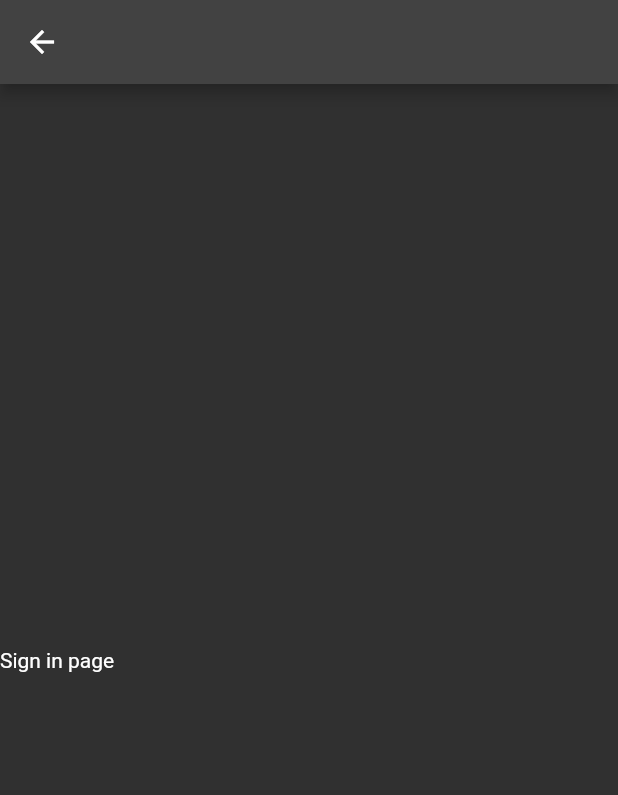
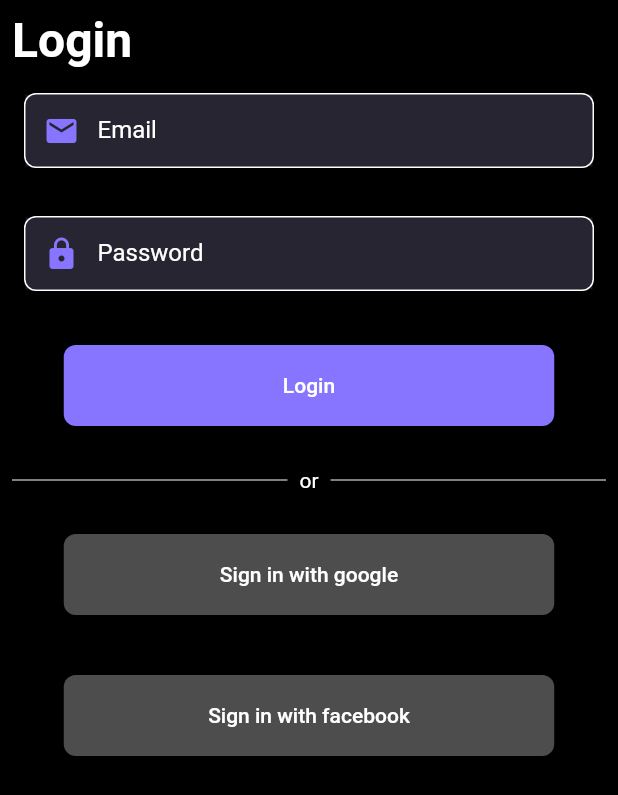
Before and after one commit to AliAltiyev/lite_book, a Flutter app: the SignInPage screen opened by its route, on a phone screen of 412 x 824 dp. Shown: the top 795 px of the screen. Run offline on Flutter 3.47's test engine with Material 2 defaults, Android fonts, the phone set to English and light mode, and no system bars; our stand-ins replace dio, get.

Commit message:
connect sign page with backend

```diff
--- /dev/null
+++ b/lite_book/lib/data/services/login/login_service_impl.dart
@@ -0,0 +1,33 @@
+import 'package:dio/dio.dart';
+import 'package:http/http.dart' as http;
+import 'package:lite_book/data/services/login/login_servise.dart';
+import 'package:lite_book/data/services/login/model/login_reguest_model.dart';
+
+import '../dio_manager.dart';
+import 'model/login_response_model.dart';
+
+class LoginServiceImpl extends LoginService {
+  final Dio _dio;
+
+  static const url = 'https://vh123.by2050.ihb.by/litebook/login.php';
+
+  LoginServiceImpl(DioManager dioManager) : _dio = dioManager.dio;
+
+  @override
+  Future loginUser(LoginRequestModel loginRequestModel) async {
+    try {
+      final response =
+          await http.post(Uri.parse(url), body: loginRequestModel.toJson());
+      if (response.statusCode == 200) {
+        print('login works');
+        print(response.body.toString());
+        return loginResponseModelFromJson(response.body);
+      } else {
+        print('You have error');
+        return '';
+      }
+    } catch (e) {
+      print(e.toString());
+    }
+  }
+}
--- /dev/null
+++ b/lite_book/lib/data/services/login/login_servise.dart
@@ -0,0 +1,5 @@
+import 'package:lite_book/data/services/login/model/login_reguest_model.dart';
+
+abstract class LoginService {
+  Future loginUser(LoginRequestModel loginRequestModel);
+}
--- /dev/null
+++ b/lite_book/lib/data/services/login/model/login_reguest_model.dart
@@ -0,0 +1,13 @@
+import 'dart:convert';
+
+String registerResponseModelToJson(LoginRequestModel data) =>
+    json.encode(data.toJson());
+
+class LoginRequestModel {
+  final String email;
+  final String password;
+
+  LoginRequestModel(this.email, this.password);
+
+  Map<String, dynamic> toJson() => {'email': email, 'password': password};
+}
--- /dev/null
+++ b/lite_book/lib/data/services/login/model/login_response_model.dart
@@ -0,0 +1,17 @@
+import 'dart:convert';
+
+LoginResponseModel loginResponseModelFromJson(String str) =>
+    LoginResponseModel.fromJson(json.decode(str));
+
+class LoginResponseModel {
+  final bool statu;
+  final String? message;
+  final String? email;
+  final String? userId;
+
+  LoginResponseModel.fromJson(Map<String, dynamic> json)
+      : statu = json['STATU'],
+        message = json['MESSAGE'] ?? json['MESSAGE'],
+        email = json['EMAIL'] ?? json['EMAIL'],
+        userId = json['USER_ID'] ?? json['USER_ID'];
+}
--- a/lite_book/lib/data/services/registration/register_service_impl.dart
+++ b/lite_book/lib/data/services/registration/register_service_impl.dart
@@ -1,33 +1,42 @@
 import 'package:dio/dio.dart';
+import 'package:http/http.dart' as http;
 import 'package:lite_book/data/services/dio_manager.dart';
-import 'package:lite_book/data/services/model/registartion_response_model.dart';
-import 'package:lite_book/data/services/model/registartion_request_model.dart';
 import 'package:lite_book/data/services/registration/registration_service.dart';
-import 'package:http/http.dart' as http;
 
-class RegisterServiseImpl extends RegisterServise {
+import 'model/registartion_request_model.dart';
+import 'model/registartion_response_model.dart';
+
+class RegisterServiceImpl extends RegisterServise {
   final Dio _dio;
 
-  RegisterServiseImpl(DioManager dioManager) : _dio = dioManager.dio;
+  RegisterServiceImpl(DioManager dioManager) : _dio = dioManager.dio;
 
   @override
   Future registerUser(RegisterRequestModel registerRequestModel) async {
-    // return await _dio
-    //     .post(
-    //       'litebook/register.php',
-    //       data: registerRequestModel.toJson(),
-    //     )
-    //     .then((response) => registerResponseModelFromJson(response.data));
-
+    // try {
+    //   return await _dio
+    //       .post(
+    //         'litebook/register.php',
+    //         data: registerRequestModel.toJson(),
+    //       )
+    //       .then((response) => registerResponseModelFromJson(response.data));
+    // } catch (e) {
+    //   print(e);
+    // }
+    try {
       final response = await http.post(
-        Uri.parse(DioManager.baseUsr + "litebook/register.php"),
+          Uri.parse('https://vh123.by2050.ihb.by/litebook/register.php'),
           body: registerRequestModel.toJson());
       if (response.statusCode == 200) {
-      print("Yes");
+        print('Yes');
+        print(response.body.toString());
         return registerResponseModelFromJson(response.body);
       } else {
         print('You have error');
         return '';
       }
+    } catch (e) {
+      print(e.toString());
     }
   }
+}
--- a/lite_book/lib/data/services/registration/registration_service.dart
+++ b/lite_book/lib/data/services/registration/registration_service.dart
@@ -1,5 +1,4 @@
-import 'package:lite_book/data/services/model/registartion_request_model.dart';
-import 'package:lite_book/data/services/model/registartion_response_model.dart';
+import 'model/registartion_request_model.dart';
 
 abstract class RegisterServise {
   Future registerUser(RegisterRequestModel registerRequestModel);
--- a/lite_book/lib/screens/onboarding/onboarding_first.dart
+++ b/lite_book/lib/screens/onboarding/onboarding_first.dart
@@ -1,9 +1,7 @@
 import 'package:flutter/material.dart';
 import 'package:get/get.dart';
-import 'package:get/get_core/src/get_main.dart';
 import 'package:lite_book/data/src/constants.dart';
 import 'package:lite_book/data/src/strings.dart';
-import 'package:lite_book/screens/onboarding/onboarding_second.dart';
 import 'package:lite_book/widgets/button/skip_button.dart';
 import 'package:lite_book/widgets/image/image.dart';
 
--- a/lite_book/lib/screens/registration/registration_controller.dart
+++ b/lite_book/lib/screens/registration/registration_controller.dart
@@ -1,8 +1,9 @@
 import 'package:flutter/material.dart';
 import 'package:get/get.dart';
-import 'package:lite_book/data/services/model/registartion_request_model.dart';
-import 'package:lite_book/data/services/model/registartion_response_model.dart';
 import 'package:lite_book/data/services/registration/registration_service.dart';
+
+import '../../data/services/registration/model/registartion_request_model.dart';
+import '../../data/services/registration/model/registartion_response_model.dart';
 
 class RegistrationController extends GetxController {
   final TextEditingController userNameTextController = TextEditingController();
@@ -17,17 +18,17 @@ class RegistrationController extends GetxController {
 
   final Rxn<RegisterResponseModel> user = Rxn();
 
-  final RegisterServise _registerServise;
+  final RegisterServise _registerService;
 
-  RegistrationController(this._registerServise);
+  RegistrationController(this._registerService);
 
-  void registerUserWithRegisterServise(
+  void registerUserWithRegisterService(
       String username, String email, String password) {
     final RegisterRequestModel registerRequestModel =
         RegisterRequestModel(username, email, password);
 
     isLoading.call(true);
-    _registerServise.registerUser(registerRequestModel).then((user) {
+    _registerService.registerUser(registerRequestModel).then((user) {
       isRegister.call(true);
     }).catchError((dynamic error) {
       hasError.trigger(error);
--- a/lite_book/lib/screens/sign_in/sign_in.dart
+++ b/lite_book/lib/screens/sign_in/sign_in.dart
@@ -1,22 +1,110 @@
 import 'package:flutter/material.dart';
-import 'package:get/get_state_manager/src/simple/get_view.dart';
+import 'package:get/get.dart';
+import 'package:lite_book/data/src/colors.dart';
+import 'package:lite_book/data/src/constants.dart';
 import 'package:lite_book/screens/sign_in/sign_in_controller.dart';
+import 'package:lite_book/widgets/button/custom_simple_button.dart';
+import 'package:lite_book/widgets/text_field/custom_text_field.dart';
+
+import '../../data/src/strings.dart';
+import '../../widgets/custom_divider.dart';
 
 class SignInPage extends GetWidget<SignInController> {
   const SignInPage({super.key});
 
-  final String pageName = '/signInPage';
-
   @override
   Widget build(BuildContext context) {
+    controller.isLogin.listen((isLogin) {
+      if (isLogin) Get.toNamed(kHomePageRoID);
+    });
+
+    controller.hasError.listen(
+      (error) {
+        if (error != null) {
+          _showSnackBar();
+        }
+      },
+    );
+
     return Scaffold(
-      appBar: AppBar(),
+      backgroundColor: Colors.black,
       body: SafeArea(
-        child: Column(
-          mainAxisAlignment: MainAxisAlignment.center,
-          children: const [Text('Sign in page')],
+        child: Padding(
+          padding: const EdgeInsets.all(8.0),
+          child: SingleChildScrollView(
+            child: Column(
+              mainAxisAlignment: MainAxisAlignment.spaceEvenly,
+              crossAxisAlignment: CrossAxisAlignment.stretch,
+              children: [
+                const Text(
+                  login,
+                  style: TextStyle(fontSize: 32, fontWeight: FontWeight.w700),
+                  textAlign: TextAlign.start,
+                ),
+                _buildTextFields(),
+                _buildLoginButton(),
+                _buildAnotherLoginButton()
+              ],
+            ),
+          ),
         ),
       ),
     );
   }
+
+  Column _buildAnotherLoginButton() {
+    return Column(
+      children: [
+        SimpleButton(
+            onPressed: () {},
+            text: 'Sign in with google',
+            color: Colors.white30),
+        SimpleButton(
+            onPressed: () {},
+            text: 'Sign in with facebook',
+            color: Colors.white30),
+      ],
+    );
+  }
+
+  Column _buildLoginButton() {
+    return Column(
+      children: [
+        SimpleButton(
+            onPressed: () {
+              _login();
+            },
+            text: login,
+            color: mainAppColor),
+        const CustomDivider()
+      ],
+    );
+  }
+
+  Column _buildTextFields() {
+    return Column(
+      children: [
+        CustomTextField(
+            preffix: Icons.email,
+            labelText: email,
+            textEditingController: controller.emailTextEditingController,
+            obsecureText: true),
+        CustomTextField(
+            preffix: Icons.lock,
+            labelText: password,
+            textEditingController: controller.passwordTextEditingController,
+            obsecureText: true)
+      ],
+    );
+  }
+
+  void _login() {
+    controller.loginUserWithLoginService(
+        controller.emailTextEditingController.text,
+        controller.passwordTextEditingController.text);
+  }
+
+  void _showSnackBar() {
+    Get.snackbar('Try again', 'you have error try again');
+  }
 }
--- a/lite_book/lib/screens/sign_in/sign_in_controller.dart
+++ b/lite_book/lib/screens/sign_in/sign_in_controller.dart
@@ -1,3 +1,36 @@
+import 'package:flutter/cupertino.dart';
+import 'package:get/get_rx/src/rx_types/rx_types.dart';
 import 'package:get/get_state_manager/src/simple/get_controllers.dart';
+import 'package:lite_book/data/services/login/login_service_impl.dart';
+import 'package:lite_book/data/services/login/model/login_reguest_model.dart';
+import 'package:lite_book/data/services/login/model/login_response_model.dart';
 
-class SignInController extends GetxController {}
+class SignInController extends GetxController {
+  final TextEditingController emailTextEditingController =
+      TextEditingController();
+  final TextEditingController passwordTextEditingController =
+      TextEditingController();
+
+  final Rx<bool> isLoading = RxBool(false);
+  final Rxn<dynamic> hasError = Rxn();
+  final Rx<bool> isLogin = Rx(false);
+
+  final Rxn<LoginResponseModel> user = Rxn();
+
+  final LoginServiceImpl _loginServiceImpl;
+
+  SignInController(this._loginServiceImpl);
+
+  void loginUserWithLoginService(String email, String password) {
+    final LoginRequestModel requestModel = LoginRequestModel(email, password);
+
+    isLoading.call(true);
+    _loginServiceImpl
+        .loginUser(requestModel)
+        .then((user) {
+        isLogin.trigger(true);
+        })
+        .catchError((error) {})
+        .whenComplete(() => isLoading.call(false));
+  }
+}
--- a/lite_book/lib/widgets/button/back_next_buttons.dart
+++ b/lite_book/lib/widgets/button/back_next_buttons.dart
@@ -7,6 +7,7 @@ class BackAndNextButtons extends StatelessWidget {
   final VoidCallback? backCallback;
   final VoidCallback nextCallBAck;
   final String? buttonText;
+
   const BackAndNextButtons({
     Key? key,
     this.backCallback,
--- /dev/null
+++ b/lite_book/lib/widgets/custom_divider.dart
@@ -0,0 +1,27 @@
+import 'package:flutter/material.dart';
+
+import '../data/src/strings.dart';
+
+class CustomDivider extends StatelessWidget {
+  const CustomDivider({Key? key}) : super(key: key);
+
+  @override
+  Widget build(BuildContext context) {
+    return Row(
+      children: const [
+        Expanded(
+            child: Divider(
+          color: Colors.white,
+        )),
+        Padding(
+          padding: EdgeInsets.all(8.0),
+          child: Text(or),
+        ),
+        Expanded(
+            child: Divider(
+          color: Colors.white,
+        )),
+      ],
+    );
+  }
+}
--- a/lite_book/lib/widgets/text_field/custom_text_field.dart
+++ b/lite_book/lib/widgets/text_field/custom_text_field.dart
@@ -27,6 +27,7 @@ class CustomTextField extends StatelessWidget {
           borderRadius: const BorderRadius.all(Radius.circular(8)),
         ),
         child: TextField(
+          controller: textEditingController,
           textInputAction: TextInputAction.next,
           obscureText: obsecureText,
           autocorrect: true,
```
Also changed, not shown: lite_book/lib/main.dart (+6 -2 lines), lite_book/lib/screens/registration/registration.dart (+12 -22 lines), lite_book/lib/data/services/registration/model/registartion_request_model.dart (renamed from lite_book/lib/data/services/model/registartion_request_model.dart), lite_book/lib/data/services/registration/model/registartion_response_model.dart (renamed from lite_book/lib/data/services/model/registartion_response_model.dart). Lines whose indentation alone changed are shown as unchanged.
